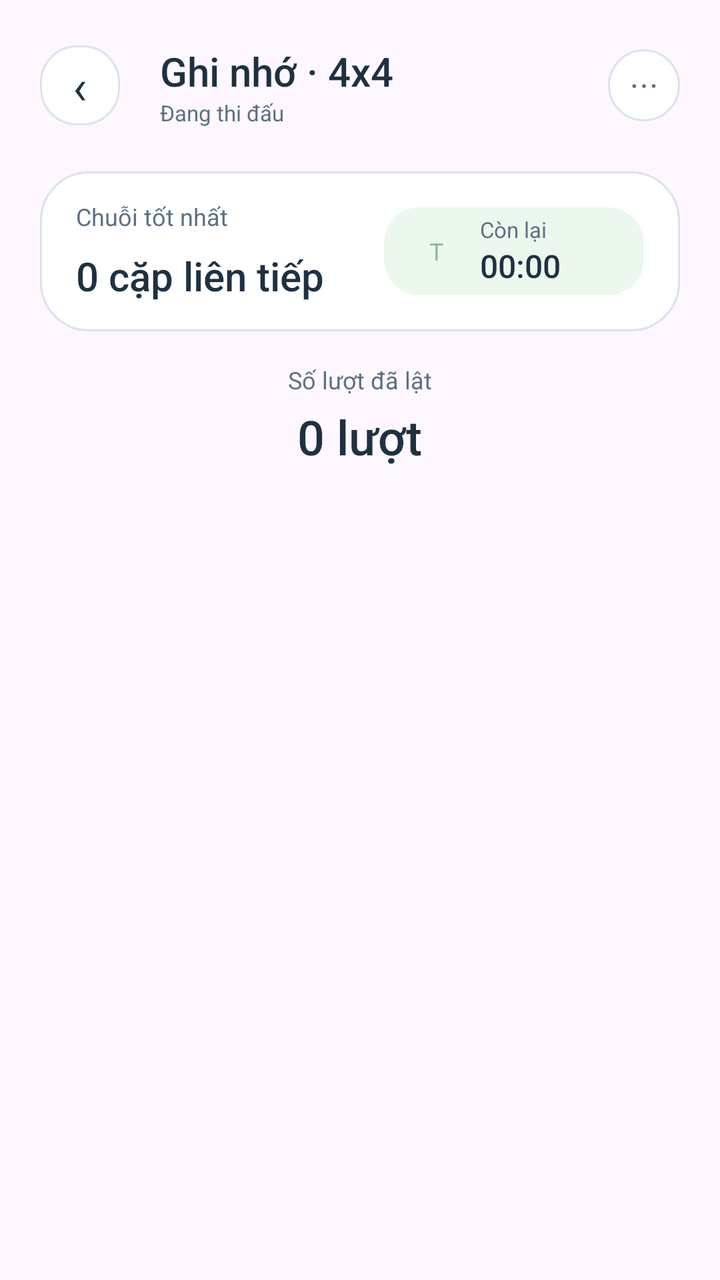
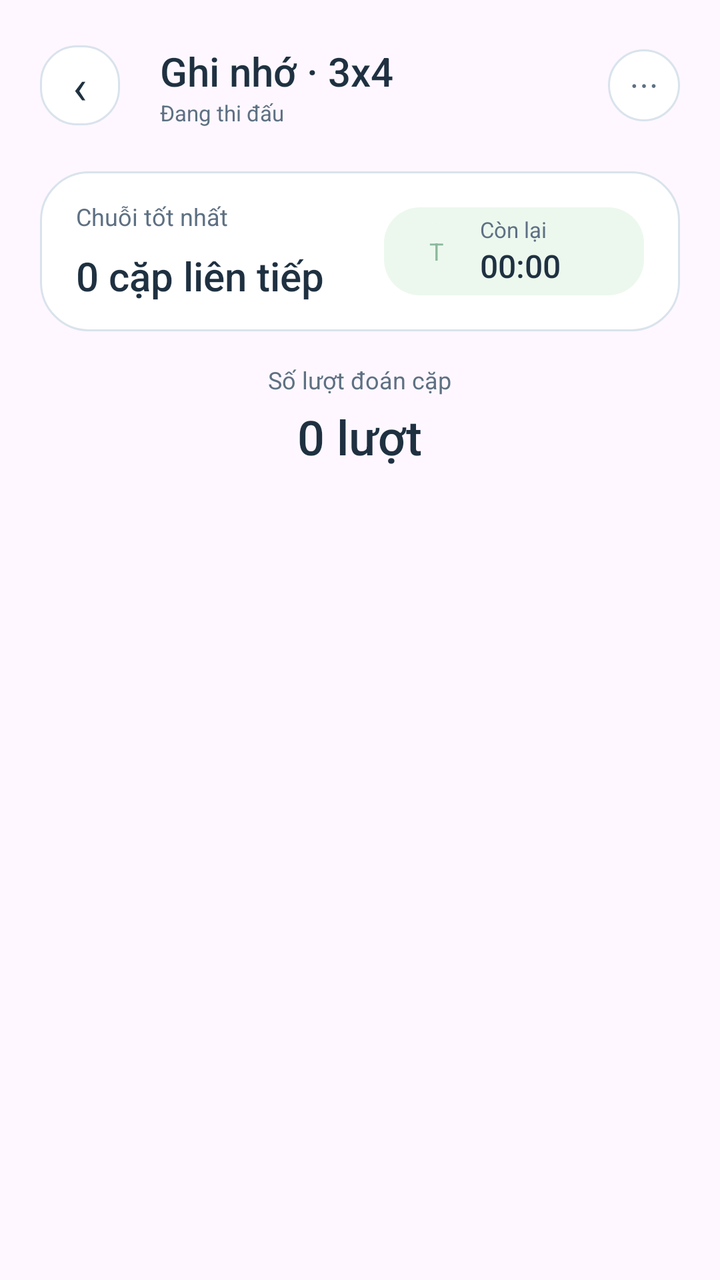

Two renders of the same Android screen: before a commit and after it. Below are the layout's source before the change and the commit's diff.
<!-- AndroidManifest.xml: application theme Theme.GameHub -->
<!-- res/layout/view_memory_gameplay.xml -->
<?xml version="1.0" encoding="utf-8"?>
<ScrollView xmlns:android="http://schemas.android.com/apk/res/android"
    android:layout_width="match_parent"
    android:layout_height="match_parent"
    android:clipToPadding="false"
    android:paddingStart="20dp"
    android:paddingTop="22dp"
    android:paddingEnd="20dp"
    android:paddingBottom="32dp">

    <LinearLayout
        android:layout_width="match_parent"
        android:layout_height="wrap_content"
        android:orientation="vertical">

        <LinearLayout
            android:layout_width="match_parent"
            android:layout_height="wrap_content"
            android:gravity="center_vertical"
            android:orientation="horizontal">

            <TextView
                android:id="@+id/memory_back"
                android:layout_width="40dp"
                android:layout_height="40dp"
                android:background="@drawable/bg_back_button"
                android:gravity="center"
                android:text="‹"
                android:textColor="@color/gh_text_primary"
                android:textSize="24sp" />

            <LinearLayout
                android:layout_width="0dp"
                android:layout_height="wrap_content"
                android:layout_marginStart="20dp"
                android:layout_weight="1"
                android:orientation="vertical">

                <TextView
                    android:id="@+id/memory_level_label"
                    android:layout_width="wrap_content"
                    android:layout_height="wrap_content"
                    android:fontFamily="sans-serif-medium"
                    android:text="Ghi nhớ · 4x4"
                    android:textColor="@color/gh_text_primary"
                    android:textSize="20sp" />

                <TextView
                    android:id="@+id/memory_meta_small"
                    android:layout_width="wrap_content"
                    android:layout_height="wrap_content"
                    android:textColor="@color/gh_text_secondary"
                    android:textSize="11sp"
                    android:text="Đang thi đấu" />
            </LinearLayout>

            <TextView
                android:id="@+id/memory_pause"
                android:layout_width="36dp"
                android:layout_height="36dp"
                android:background="@drawable/bg_card_surface_20"
                android:gravity="center"
                android:text="⋯"
                android:textColor="@color/gh_text_secondary"
                android:textSize="16sp" />
        </LinearLayout>

        <LinearLayout
            android:layout_width="match_parent"
            android:layout_height="80dp"
            android:layout_marginTop="22dp"
            android:background="@drawable/bg_card_surface_24"
            android:gravity="center_vertical"
            android:orientation="horizontal"
            android:paddingHorizontal="18dp">

            <LinearLayout
                android:layout_width="0dp"
                android:layout_height="wrap_content"
                android:layout_weight="1"
                android:orientation="vertical">

                <TextView
                    android:layout_width="wrap_content"
                    android:layout_height="wrap_content"
                    android:text="Chuỗi tốt nhất"
                    android:textColor="@color/gh_text_secondary"
                    android:textSize="12sp" />

                <TextView
                    android:id="@+id/memory_best_streak"
                    android:layout_width="wrap_content"
                    android:layout_height="wrap_content"
                    android:layout_marginTop="8dp"
                    android:fontFamily="sans-serif-medium"
                    android:text="0 cặp liên tiếp"
                    android:textColor="@color/gh_text_primary"
                    android:textSize="20sp" />
            </LinearLayout>

            <LinearLayout
                android:layout_width="130dp"
                android:layout_height="44dp"
                android:background="@drawable/bg_chip_success"
                android:gravity="center_vertical"
                android:orientation="horizontal"
                android:paddingHorizontal="12dp">

                <TextView
                    android:layout_width="28dp"
                    android:layout_height="28dp"
                    android:background="@drawable/bg_chip_success"
                    android:gravity="center"
                    android:text="T"
                    android:textColor="@color/gh_bg_success"
                    android:textSize="12sp" />

                <LinearLayout
                    android:layout_width="wrap_content"
                    android:layout_height="wrap_content"
                    android:layout_marginStart="8dp"
                    android:orientation="vertical">

                    <TextView
                        android:layout_width="wrap_content"
                        android:layout_height="wrap_content"
                        android:text="Còn lại"
                        android:textColor="@color/gh_text_secondary"
                        android:textSize="11sp" />

                    <TextView
                        android:id="@+id/memory_timer"
                        android:layout_width="wrap_content"
                        android:layout_height="wrap_content"
                        android:fontFamily="sans-serif-medium"
                        android:text="00:00"
                        android:textColor="@color/gh_text_primary"
                        android:textSize="16sp" />
                </LinearLayout>
            </LinearLayout>
        </LinearLayout>

        <TextView
            android:layout_width="wrap_content"
            android:layout_height="wrap_content"
            android:layout_gravity="center_horizontal"
            android:layout_marginTop="16dp"
            android:text="Số lượt đã lật"
            android:textColor="@color/gh_text_secondary"
            android:textSize="12sp" />

        <TextView
            android:id="@+id/memory_progress"
            android:layout_width="wrap_content"
            android:layout_height="wrap_content"
            android:layout_gravity="center_horizontal"
            android:layout_marginTop="4dp"
            android:fontFamily="sans-serif-medium"
            android:text="0 lượt"
            android:textColor="@color/gh_text_primary"
            android:textSize="24sp" />

        <androidx.recyclerview.widget.RecyclerView
            android:id="@+id/memory_board"
            android:layout_width="match_parent"
            android:layout_height="wrap_content"
            android:layout_marginTop="18dp"
            android:nestedScrollingEnabled="false" />
    </LinearLayout>
</ScrollView>
<!-- resources referenced by this layout -->
<resources>
  <color name="gh_bg_success">#8DB89D</color>
  <color name="gh_text_primary">#1F3141</color>
  <color name="gh_text_secondary">#5E7083</color>
  <!-- drawable bg_back_button (drawable) -->
  <?xml version="1.0" encoding="utf-8"?>
  <shape xmlns:android="http://schemas.android.com/apk/res/android"
      android:shape="rectangle">
      <solid android:color="@color/gh_bg_surface" />
      <stroke
          android:width="1dp"
          android:color="@color/gh_border" />
      <corners android:radius="18dp" />
  </shape>
  <!-- drawable bg_card_surface_20 (drawable) -->
  <?xml version="1.0" encoding="utf-8"?>
  <shape xmlns:android="http://schemas.android.com/apk/res/android" android:shape="rectangle">
      <solid android:color="@color/gh_bg_surface" />
      <stroke
          android:width="1dp"
          android:color="@color/gh_border" />
      <corners android:radius="20dp" />
  </shape>
  <!-- drawable bg_card_surface_24 (drawable) -->
  <?xml version="1.0" encoding="utf-8"?>
  <shape xmlns:android="http://schemas.android.com/apk/res/android" android:shape="rectangle">
      <solid android:color="@color/gh_bg_surface" />
      <stroke
          android:width="1dp"
          android:color="@color/gh_border" />
      <corners android:radius="24dp" />
  </shape>
  <!-- drawable bg_chip_success (drawable) -->
  <?xml version="1.0" encoding="utf-8"?>
  <shape xmlns:android="http://schemas.android.com/apk/res/android" android:shape="rectangle">
      <solid android:color="@color/gh_bg_success_chip" />
      <corners android:radius="18dp" />
  </shape>
  <style name="Theme.GameHub" parent="Base.Theme.GameHub" />
  <color name="gh_bg_surface">#FFFFFFFF</color>
  <color name="gh_border">#D9E3EC</color>
  <color name="gh_bg_success_chip">#ECF8EE</color>
  <style name="Base.Theme.GameHub" parent="Theme.Material3.DayNight.NoActionBar">
          
          
      </style>
</resources>

<!-- the commit's change to res/layout/view_memory_gameplay.xml (unified diff, before → after) -->
@@ -41,7 +41,7 @@
                     android:layout_width="wrap_content"
                     android:layout_height="wrap_content"
                     android:fontFamily="sans-serif-medium"
-                    android:text="Ghi nhớ · 4x4"
+                    android:text="Ghi nhớ · 3x4"
                     android:textColor="@color/gh_text_primary"
                     android:textSize="20sp" />
 
@@ -49,9 +49,9 @@
                     android:id="@+id/memory_meta_small"
                     android:layout_width="wrap_content"
                     android:layout_height="wrap_content"
+                    android:text="Đang thi đấu"
                     android:textColor="@color/gh_text_secondary"
-                    android:textSize="11sp"
-                    android:text="Đang thi đấu" />
+                    android:textSize="11sp" />
             </LinearLayout>
 
             <TextView
@@ -145,7 +145,7 @@
             android:layout_height="wrap_content"
             android:layout_gravity="center_horizontal"
             android:layout_marginTop="16dp"
-            android:text="Số lượt đã lật"
+            android:text="Số lượt đoán cặp"
             android:textColor="@color/gh_text_secondary"
             android:textSize="12sp" />
 
